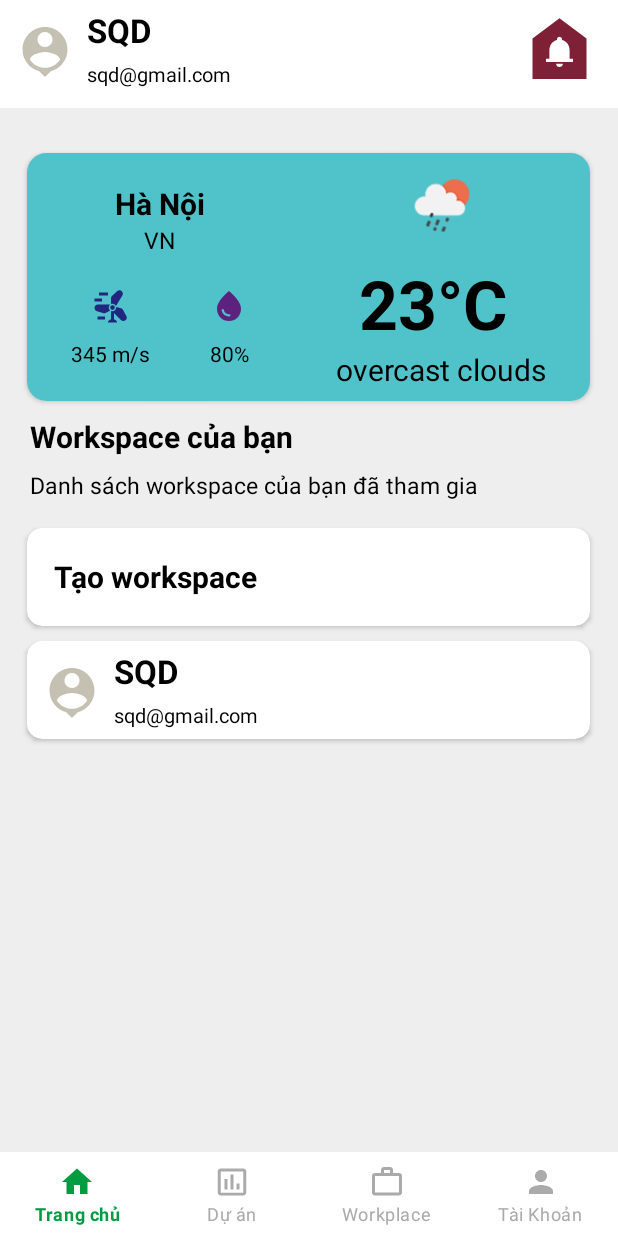
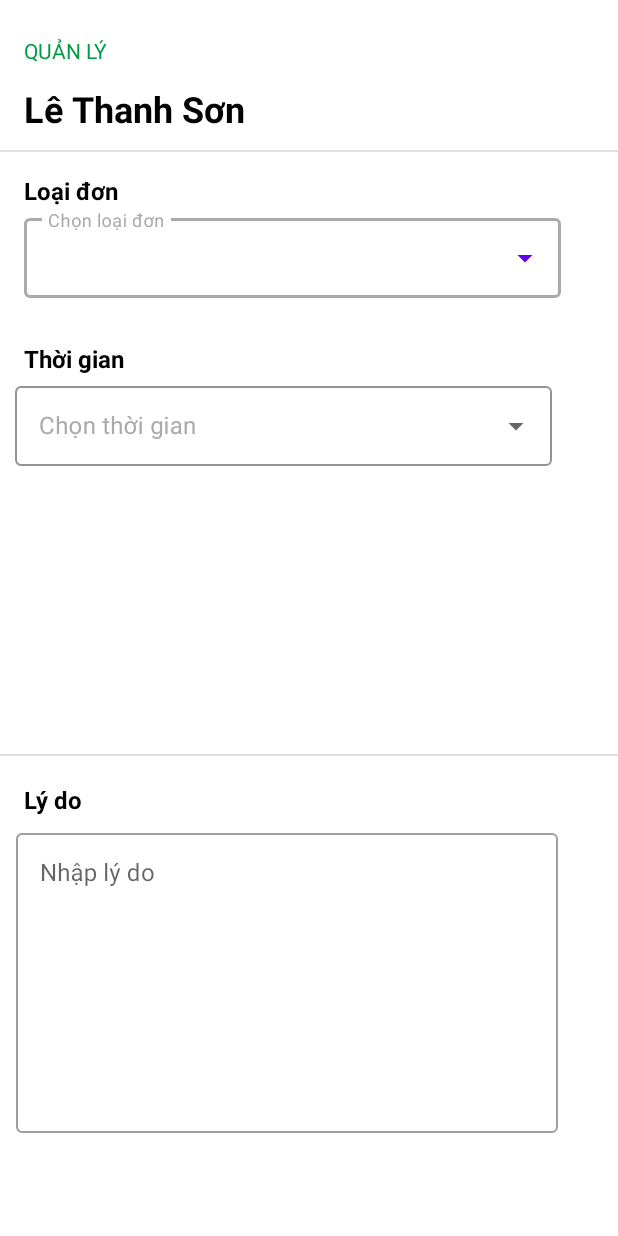
Before and after one commit to phandung2701/work-schedule-management-app, an Android app: the screen it shows after launch (MainActivity before the commit, ResignationLetterActivity after it), on a phone screen of 412 x 824 dp. Run offline under Robolectric (Android 15) with nearby library versions, the phone set to English and light mode, and no system bars.

Commit message:
create resignation letters view

```diff
--- a/app/build.gradle
+++ b/app/build.gradle
@@ -38,7 +38,7 @@ dependencies {
     androidTestImplementation 'androidx.test.espresso:espresso-core:3.4.0'
     implementation "androidx.viewpager2:viewpager2:1.0.0"
     implementation 'com.google.code.gson:gson:2.9.0'
-    implementation 'com.squareup.retrofit2:retrofit:2.1.0'
+    implementation 'com.squareup.retrofit2:retrofit:2.2.0'
     implementation 'com.squareup.retrofit2:converter-gson:2.1.0'
 
     implementation 'com.squareup.picasso:picasso:2.5.2'
--- /dev/null
+++ b/app/src/main/java/com/example/btl_nhom4/ResignationLetterActivity.java
@@ -0,0 +1,71 @@
+package com.example.btl_nhom4;
+
+import androidx.appcompat.app.AppCompatActivity;
+
+import android.annotation.SuppressLint;
+import android.app.DatePickerDialog;
+import android.os.Bundle;
+import android.view.View;
+import android.widget.ArrayAdapter;
+import android.widget.AutoCompleteTextView;
+import android.widget.DatePicker;
+import android.widget.TextView;
+
+import com.google.android.material.textfield.TextInputEditText;
+
+import java.util.Calendar;
+
+public class ResignationLetterActivity extends AppCompatActivity {
+    TextInputEditText textInputEditTextReasonLetter;
+    TextView textViewNameLeader;
+    AutoCompleteTextView autoCompleteTextViewTypeLetter, autoCompleteTextViewTimeLetter;
+    private Calendar calendar;
+    private String[] listTypeNameLetters = {
+        "Nghỉ phép",
+        "Nghỉ phép nửa ngày",
+        "Nghỉ thai sản",
+        "Nghỉ không lương",
+        "Làm việc tại nhà",
+        "Đi học, đào tạo (Do công ty yêu cầu)",
+        "Đi công tác",
+        "Đi gặp Khách hàng/LV bên ngoài cty",
+        "Nghỉ phép và Làm việc tại nhà nửa ngày",
+        "Xin đi làm muộn",
+        "Xin về sớm"
+    };
+    private String nameLeader = "Lê Thanh Sơn";
+
+    @Override
+    protected void onCreate(Bundle savedInstanceState) {
+        super.onCreate(savedInstanceState);
+        setContentView(R.layout.activity_resignation_letter);
+
+        textViewNameLeader = findViewById(R.id.textViewNameLeader);
+        textViewNameLeader.setText(nameLeader);
+
+        autoCompleteTextViewTypeLetter = (AutoCompleteTextView)findViewById(R.id.autoCompleteTextViewTypeLetter);
+        ArrayAdapter adapter = new ArrayAdapter(this, R.layout.list_item, R.id.textViewListNameTypeLetters, listTypeNameLetters);
+        autoCompleteTextViewTypeLetter.setAdapter(adapter);
+
+        autoCompleteTextViewTimeLetter = (AutoCompleteTextView)findViewById(R.id.autoCompleteTextViewTimeLetter);
+        DatePickerDialog.OnDateSetListener dateSetListener = new DatePickerDialog.OnDateSetListener() {
+            @Override
+            public void onDateSet(DatePicker datePicker, int year, int month, int day) {
+                autoCompleteTextViewTimeLetter.setText(day + "/" + month + "/" + year);
+            }
+        };
+
+        autoCompleteTextViewTimeLetter.setOnClickListener(new View.OnClickListener() {
+            @Override
+            public void onClick(View view) {
+                calendar = Calendar.getInstance();
+                int year = calendar.get(Calendar.YEAR);
+                int month = calendar.get(Calendar.MONTH);
+                int day = calendar.get(Calendar.DAY_OF_MONTH);
+
+                DatePickerDialog datePickerDialog = new DatePickerDialog(view.getContext(), dateSetListener, year, month, day);
+                datePickerDialog.show();
+            }
+        });
+    }
+}
--- /dev/null
+++ b/app/src/main/res/layout/activity_resignation_letter.xml
@@ -0,0 +1,172 @@
+<?xml version="1.0" encoding="utf-8"?>
+<androidx.constraintlayout.widget.ConstraintLayout xmlns:android="http://schemas.android.com/apk/res/android"
+    xmlns:app="http://schemas.android.com/apk/res-auto"
+    xmlns:tools="http://schemas.android.com/tools"
+    android:layout_width="match_parent"
+    android:layout_height="match_parent"
+    tools:context=".ResignationLetterActivity">
+
+    <View
+        style="@style/Divider"
+        android:layout_marginTop="100dp"
+        app:layout_constraintEnd_toEndOf="parent"
+        app:layout_constraintHorizontal_bias="0.0"
+        app:layout_constraintStart_toStartOf="parent"
+        app:layout_constraintTop_toTopOf="parent" />
+
+    <com.google.android.material.textfield.TextInputLayout
+        android:id="@+id/menuTypeLetters"
+        style="@style/Widget.MaterialComponents.TextInputLayout.OutlinedBox.ExposedDropdownMenu"
+        android:layout_width="366dp"
+        android:layout_height="66dp"
+        android:layout_marginTop="140dp"
+        android:hint="Chọn loại đơn"
+        android:textColorHint="@android:color/darker_gray"
+        app:boxStrokeColor="@android:color/darker_gray"
+        app:hintTextColor="@android:color/darker_gray"
+        app:layout_constraintEnd_toEndOf="parent"
+        app:layout_constraintHorizontal_bias="0.355"
+        app:layout_constraintStart_toStartOf="parent"
+        app:layout_constraintTop_toTopOf="parent"
+        app:placeholderTextColor="@android:color/darker_gray"
+        tools:ignore="MissingConstraints">
+
+        <AutoCompleteTextView
+            android:id="@+id/autoCompleteTextViewTypeLetter"
+            android:layout_width="358dp"
+            android:layout_height="53dp"
+            android:layout_marginTop="64dp"
+            android:inputType="none"
+            android:textColorHint="@android:color/darker_gray"
+            app:boxStrokeColor="@android:color/darker_gray" />
+    </com.google.android.material.textfield.TextInputLayout>
+
+    <TextView
+        android:id="@+id/textViewTypeLetter"
+        android:layout_width="82dp"
+        android:layout_height="24dp"
+        android:layout_marginTop="116dp"
+        android:text="Loại đơn"
+        android:textColor="#000000"
+        android:textSize="16sp"
+        android:textStyle="bold"
+        app:layout_constraintEnd_toEndOf="parent"
+        app:layout_constraintHorizontal_bias="0.048"
+        app:layout_constraintStart_toStartOf="parent"
+        app:layout_constraintTop_toTopOf="parent" />
+
+    <com.google.android.material.textfield.TextInputLayout
+        android:id="@+id/menuTimeLetter"
+        style="@style/Widget.MaterialComponents.TextInputLayout.OutlinedBox.ExposedDropdownMenu"
+        android:layout_width="366dp"
+        android:layout_height="66dp"
+        android:layout_marginTop="252dp"
+        android:hint="Chọn thời gian"
+        android:textColorHint="@android:color/darker_gray"
+        app:boxStrokeColor="@android:color/darker_gray"
+        app:hintTextColor="@android:color/darker_gray"
+        app:layout_constraintEnd_toEndOf="parent"
+        app:layout_constraintHorizontal_bias="0.222"
+        app:layout_constraintStart_toStartOf="parent"
+        app:layout_constraintTop_toTopOf="parent"
+        app:placeholderTextColor="@android:color/darker_gray"
+        tools:ignore="MissingConstraints">
+
+        <AutoCompleteTextView
+            android:id="@+id/autoCompleteTextViewTimeLetter"
+            android:layout_width="358dp"
+            android:layout_height="53dp"
+            android:layout_marginTop="64dp"
+            android:inputType="none"
+            android:textColorHint="@android:color/darker_gray"
+            app:boxStrokeColor="@android:color/darker_gray" />
+    </com.google.android.material.textfield.TextInputLayout>
+
+    <TextView
+        android:id="@+id/textViewTimeLetter"
+        android:layout_width="82dp"
+        android:layout_height="24dp"
+        android:layout_marginTop="228dp"
+        android:text="Thời gian áp dụng đơn"
+        android:textColor="#000000"
+        android:textSize="16sp"
+        android:textStyle="bold"
+        app:layout_constraintEnd_toEndOf="parent"
+        app:layout_constraintHorizontal_bias="0.048"
+        app:layout_constraintStart_toStartOf="parent"
+        app:layout_constraintTop_toTopOf="parent" />
+
+    <View
+        android:id="@+id/view"
+        style="@style/Divider"
+        android:layout_marginBottom="320dp"
+        app:layout_constraintBottom_toBottomOf="parent"
+        app:layout_constraintEnd_toEndOf="parent"
+        app:layout_constraintHorizontal_bias="0.0"
+        app:layout_constraintStart_toStartOf="parent" />
+
+    <com.google.android.material.textfield.TextInputLayout
+        android:id="@+id/outlinedTextField"
+        style="@style/Widget.MaterialComponents.TextInputLayout.OutlinedBox"
+        android:layout_width="390dp"
+        android:layout_height="234dp"
+        android:layout_marginBottom="40dp"
+        android:hint="Nhập lý do"
+        app:hintTextColor="@android:color/darker_gray"
+        app:layout_constraintBottom_toBottomOf="parent"
+        app:layout_constraintEnd_toEndOf="parent"
+        app:layout_constraintHorizontal_bias="0.476"
+        app:layout_constraintStart_toStartOf="parent">
+
+        <com.google.android.material.textfield.TextInputEditText
+            android:layout_width="361dp"
+            android:layout_height="200dp"
+            android:id="@+id/textInputEditTextReasonLetter"
+            android:inputType="text|textMultiLine"
+            android:gravity="top"
+            tools:layout_editor_absoluteX="16dp"
+            tools:layout_editor_absoluteY="380dp" />
+    </com.google.android.material.textfield.TextInputLayout>
+
+    <TextView
+        android:id="@+id/textViewReasonLetter"
+        android:layout_width="82dp"
+        android:layout_height="24dp"
+        android:layout_marginTop="19dp"
+        android:text="Lý do"
+        android:textColor="#000000"
+        android:textSize="16sp"
+        android:textStyle="bold"
+        app:layout_constraintEnd_toEndOf="parent"
+        app:layout_constraintHorizontal_bias="0.048"
+        app:layout_constraintStart_toStartOf="parent"
+        app:layout_constraintTop_toTopOf="@+id/view" />
+
+    <TextView
+        android:id="@+id/textView3"
+        android:layout_width="70dp"
+        android:layout_height="21dp"
+        android:layout_marginTop="24dp"
+        android:text="QUẢN LÝ"
+        android:textColor="@color/green_4"
+        app:layout_constraintEnd_toEndOf="parent"
+        app:layout_constraintHorizontal_bias="0.046"
+        app:layout_constraintStart_toStartOf="parent"
+        app:layout_constraintTop_toTopOf="parent" />
+
+    <TextView
+        android:id="@+id/textViewNameLeader"
+        android:layout_width="225dp"
+        android:layout_height="32dp"
+        android:layout_marginTop="56dp"
+        android:text="TextView"
+        android:textColor="#000000"
+        android:textSize="24sp"
+        android:textStyle="bold"
+        app:layout_constraintEnd_toEndOf="parent"
+        app:layout_constraintHorizontal_bias="0.086"
+        app:layout_constraintStart_toStartOf="parent"
+        app:layout_constraintTop_toTopOf="parent" />
+
+
+</androidx.constraintlayout.widget.ConstraintLayout>
--- /dev/null
+++ b/app/src/main/res/layout/list_item.xml
@@ -0,0 +1,10 @@
+<TextView
+    xmlns:android="http://schemas.android.com/apk/res/android"
+    android:layout_width="match_parent"
+    android:layout_height="wrap_content"
+    android:padding="16dp"
+    android:ellipsize="end"
+    android:id="@+id/textViewListNameTypeLetters"
+    android:maxLines="1"
+    android:textAppearance="?attr/textAppearanceSubtitle1"
+    />
--- a/app/src/main/res/values/strings.xml
+++ b/app/src/main/res/values/strings.xml
@@ -23,7 +23,7 @@
     <string name="error_invalid_password">Please enter a minimum password of 6 characters</string>
     <!-- TODO: Remove or change this placeholder text -->
     <string name="hello_blank_fragment">Hello blank fragment</string>
-    <string name="language" >Ngôn ngữ</string>
+    <string name="language">Ngôn ngữ</string>
     <string name="acc_info">Thông tin tài khoản</string>
     <string name="acc_update">Cập nhật thông tin</string>
     <string name="signout">Đăng xuất</string>
--- a/app/src/main/res/values/styles.xml
+++ b/app/src/main/res/values/styles.xml
@@ -12,4 +12,10 @@
         <item name="windowNoTitle">true</item>
     </style>
 
+    <style name="Divider">
+        <item name="android:layout_width">match_parent</item>
+        <item name="android:layout_height">1dp</item>
+        <item name="android:background">?android:attr/listDivider</item>
+    </style>
+
 </resources>
```
Also changed, not shown: app/src/main/AndroidManifest.xml (+13 -7 lines).
